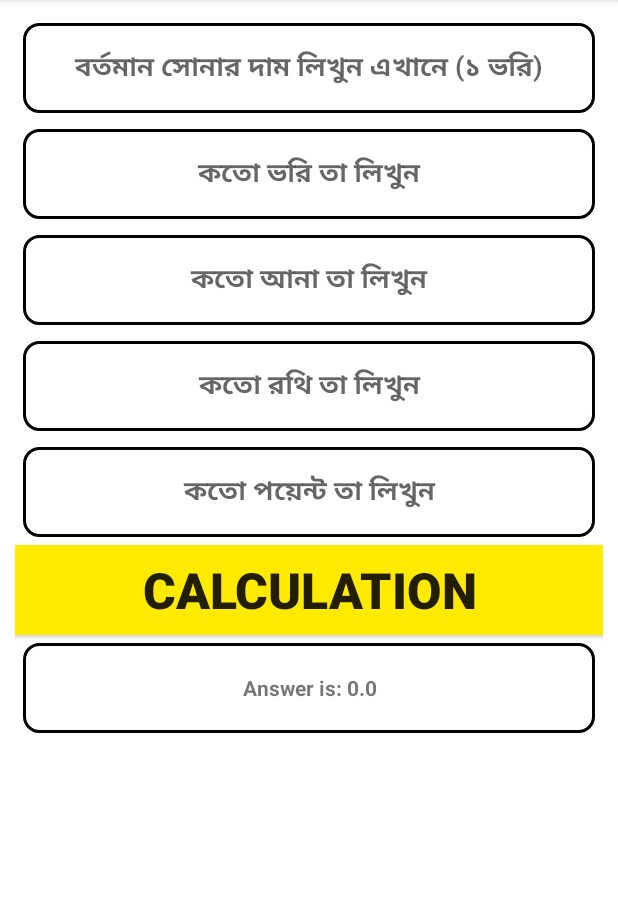
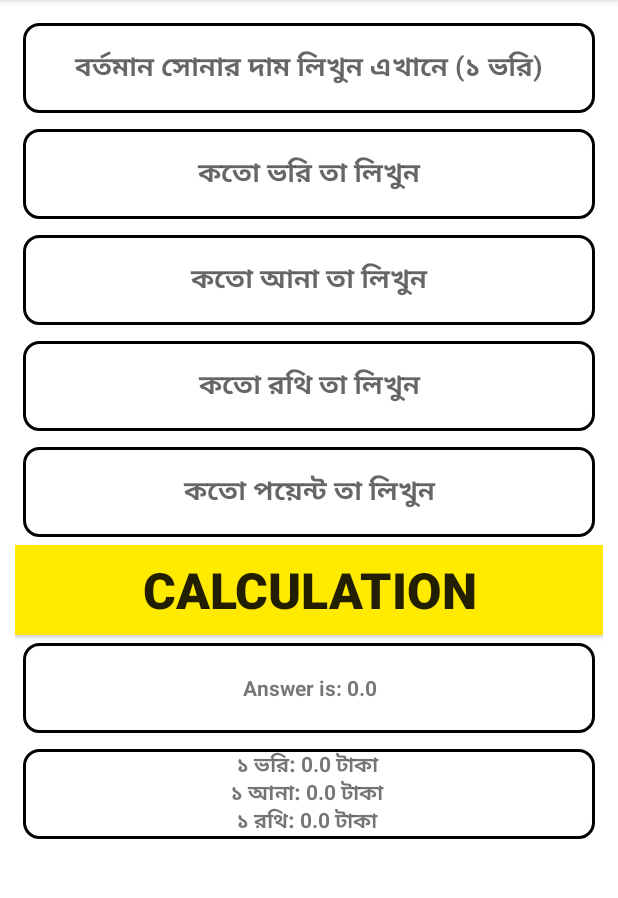
Before and after one commit to hridoykrisnadas/Jwelers_Calculator_Old, an Android app: the Tk_Activity screen opened directly, with no data from a screen before it, after a tap on "CALCULATION", on a phone screen of 412 x 824 dp, the part 84-982 px from its top. Run offline under Robolectric (Android 15) with nearby library versions, the phone set to English and light mode, and no system bars; 5 statements that could not run were skipped.

Commit message:
Update coded

```diff
--- a/app/src/main/java/com/moontechit/jwellerscalculator/Tk_Activity.java
+++ b/app/src/main/java/com/moontechit/jwellerscalculator/Tk_Activity.java
@@ -1,12 +1,12 @@
 package com.moontechit.jwellerscalculator;
-
-import androidx.appcompat.app.AppCompatActivity;
 
 import android.os.Bundle;
 import android.view.View;
 import android.widget.Button;
 import android.widget.EditText;
 import android.widget.TextView;
+
+import androidx.appcompat.app.AppCompatActivity;
 
 public class Tk_Activity extends AppCompatActivity {
     EditText price, vori, ana, rothi, point;
@@ -27,6 +27,7 @@ public class Tk_Activity extends AppCompatActivity {
         result = findViewById(R.id.result);
         definate = findViewById(R.id.definate);
 
+
         calculation.setOnClickListener(new View.OnClickListener() {
             @Override
             public void onClick(View view) {
@@ -43,6 +44,7 @@ public class Tk_Activity extends AppCompatActivity {
                 inputRothi = Integer.parseInt(rothi.getText().toString());
                 inputPoint = Integer.parseInt(point.getText().toString());
 
+                if (inputPrice >= 0 && inputVori >= 0 && inputAna >= 0 && inputAna <= 16 && inputRothi >= 0 && inputRothi <= 6 && inputPoint >= 0 && inputPoint <= 10) {
 
                     float v = inputPrice;
                     float a = v / 16;
@@ -54,7 +56,16 @@ public class Tk_Activity extends AppCompatActivity {
                     result.animate();
                     result.setVisibility(View.VISIBLE);
 
-                definate.setText("1 Vori: " + v + "tk \n" + "1 Ana: " + a + "tk \n" + "1 Rothi: " + r + "tk \n" + "1 Point: " + p + "tk");
+                    definate.setText("১ ভরি: " + v + " টাকা \n" + "১ আনা: " + a + " টাকা \n" + "১ রথি: " + r + " টাকা \n" + "১ পয়েন্ট: " + p + " টাকা \n");
+                    definate.setVisibility(View.VISIBLE);
+
+                } else {
+                    result.setText(" Please Enter a valid value");
+                    result.animate();
+                    result.setVisibility(View.VISIBLE);
+                }
+
+
             }
         });
     }
--- a/app/src/main/res/layout/activity_tk.xml
+++ b/app/src/main/res/layout/activity_tk.xml
@@ -9,6 +9,15 @@
     android:padding="10dp"
     tools:context="com.moontechit.jwellerscalculator.Tk_Activity">
 
+<ScrollView
+    android:layout_width="match_parent"
+    android:layout_height="wrap_content"
+    android:layout_marginBottom="10dp">
+
+    <LinearLayout
+        android:layout_width="match_parent"
+        android:layout_height="match_parent"
+        android:orientation="vertical">
 
         <EditText
             android:id="@+id/Price"
@@ -107,3 +116,5 @@
             android:visibility="invisible" />
 
     </LinearLayout>
+</ScrollView>
+</LinearLayout>
```
Lines whose indentation alone changed are shown as unchanged.
